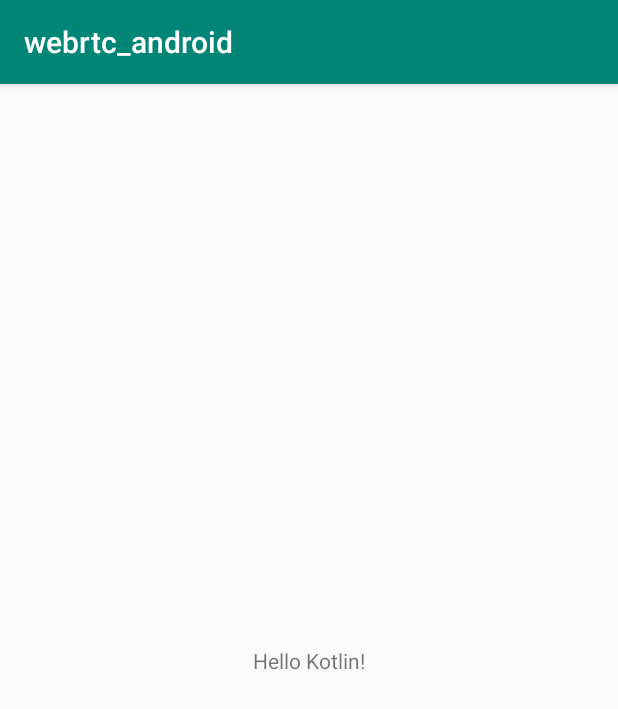
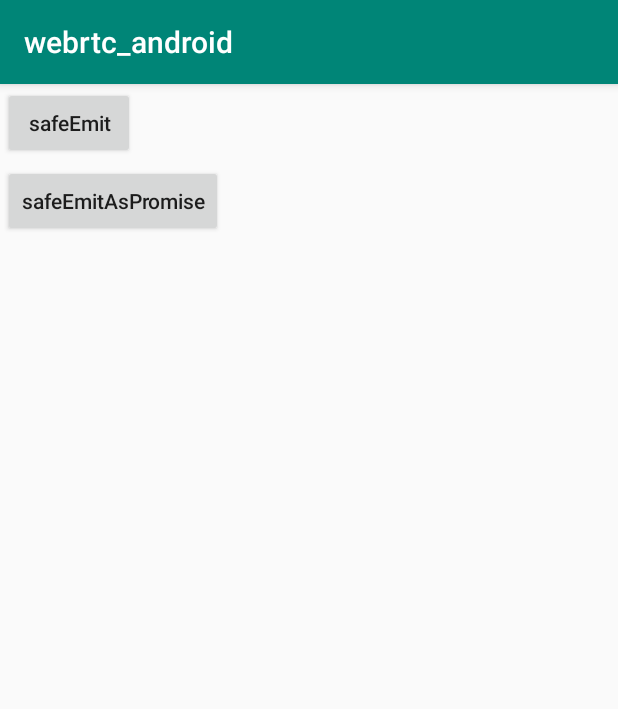
Before and after one commit to qdgx/mediasoupAndroid, an Android app: the screen it shows after launch (MainActivity), on a phone screen of 412 x 824 dp. Shown: the top 709 px of the screen. Run offline under Robolectric (Android 15) with nearby library versions, the phone set to English and light mode, and no system bars; our stand-ins replace RxJava.

```diff
--- a/app/build.gradle
+++ b/app/build.gradle
@@ -33,4 +33,7 @@ dependencies {
     testImplementation 'junit:junit:4.12'
     androidTestImplementation 'com.android.support.test:runner:1.0.2'
     androidTestImplementation 'com.android.support.test.espresso:espresso-core:3.0.2'
+    implementation 'io.reactivex.rxjava2:rxkotlin:2.3.0'
+    implementation 'io.reactivex.rxjava2:rxandroid:2.1.0'
+    compile project(path: ':lib')
 }
--- a/app/src/main/res/layout/activity_main.xml
+++ b/app/src/main/res/layout/activity_main.xml
@@ -1,19 +1,32 @@
 <?xml version="1.0" encoding="utf-8"?>
-<android.support.constraint.ConstraintLayout
+<LinearLayout
         xmlns:android="http://schemas.android.com/apk/res/android"
         xmlns:tools="http://schemas.android.com/tools"
-        xmlns:app="http://schemas.android.com/apk/res-auto"
         android:layout_width="match_parent"
         android:layout_height="match_parent"
-        tools:context=".MainActivity">
-
-    <TextView
-            android:layout_width="wrap_content"
-            android:layout_height="wrap_content"
-            android:text="Hello Kotlin!"
-            app:layout_constraintBottom_toBottomOf="parent"
-            app:layout_constraintLeft_toLeftOf="parent"
-            app:layout_constraintRight_toRightOf="parent"
-            app:layout_constraintTop_toTopOf="parent"/>
-
-</android.support.constraint.ConstraintLayout>
+        tools:context=".MainActivity"
+        android:orientation="vertical">
+    <ScrollView
+            android:layout_width="match_parent"
+            android:layout_height="match_parent">
+        <LinearLayout
+                android:layout_width="match_parent"
+                android:layout_height="wrap_content"
+                android:orientation="vertical">
+            <Button
+                    android:id="@+id/safeEmit"
+                    android:text="safeEmit"
+                    android:textAllCaps="false"
+                    android:layout_width="wrap_content"
+                    android:layout_height="wrap_content"
+                    android:layout_margin="2dp"/>
+            <Button
+                    android:id="@+id/safeEmitAsPromise"
+                    android:text="safeEmitAsPromise"
+                    android:textAllCaps="false"
+                    android:layout_width="wrap_content"
+                    android:layout_height="wrap_content"
+                    android:layout_margin="2dp"/>
+        </LinearLayout>
+    </ScrollView>
+</LinearLayout>
--- a/lib/build.gradle
+++ b/lib/build.gradle
@@ -29,4 +29,6 @@ dependencies {
     testImplementation 'junit:junit:4.12'
     androidTestImplementation 'com.android.support.test:runner:1.0.2'
     androidTestImplementation 'com.android.support.test.espresso:espresso-core:3.0.2'
+    implementation 'io.reactivex.rxjava2:rxkotlin:2.3.0'
+    implementation 'io.reactivex.rxjava2:rxandroid:2.1.0'
 }
```
Also changed, not shown: app/src/main/java/com/versatica/mediasoup/demo/EventEmitterImpl.kt (added, +24 -0 lines), app/src/main/java/com/versatica/mediasoup/demo/MainActivity.kt (+57 -0 lines), lib/src/main/java/com/versatica/mediasoup/EnhancedEventEmitter.kt (added, +42 -0 lines), lib/src/main/java/com/versatica/mediasoup/Logger.kt (added, +61 -0 lines), 1 other file.
